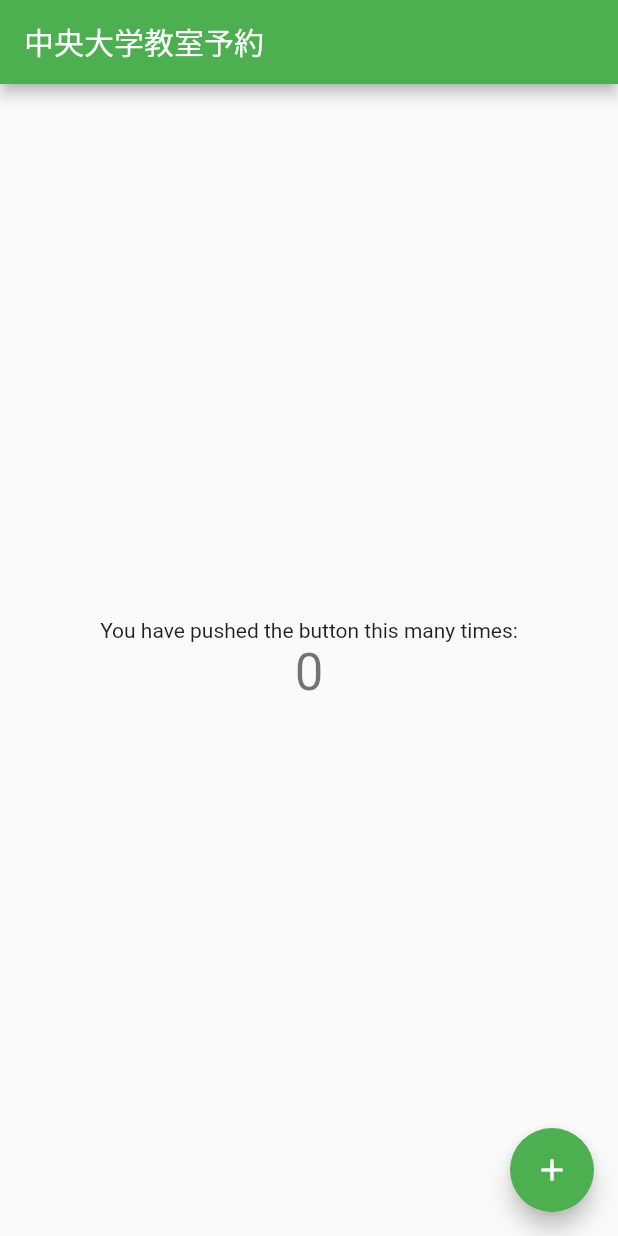
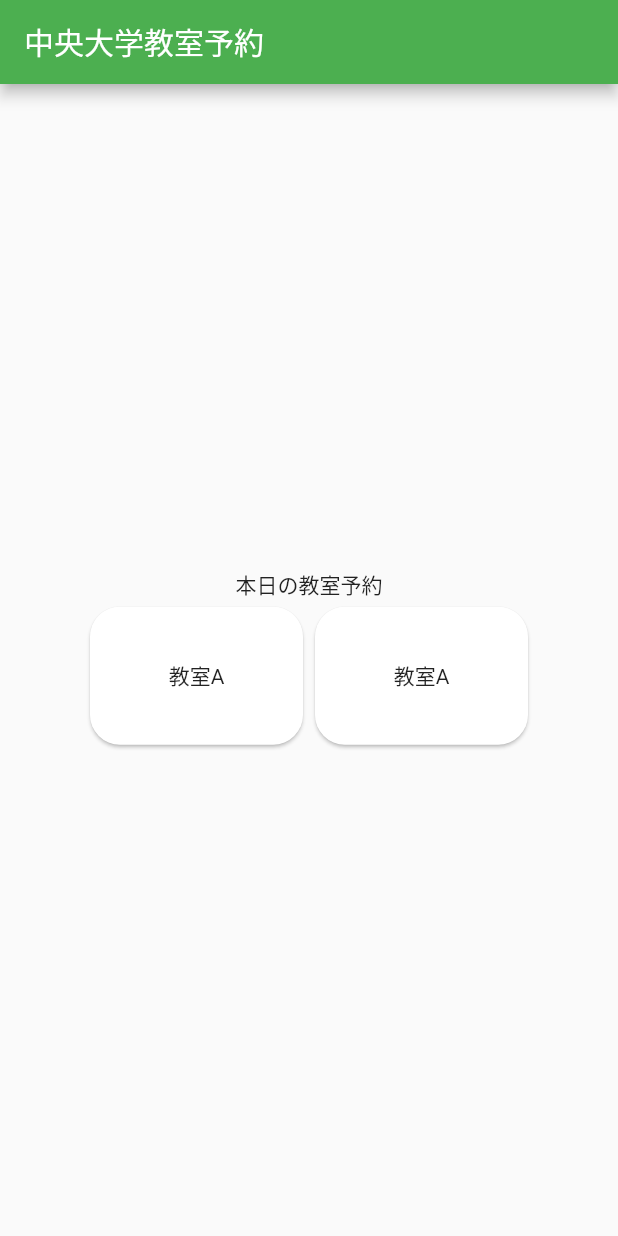
Before and after one commit to v-code-team-pioneer-inc/ccrs-mobile, a Flutter app: the screen it shows after launch, on a phone screen of 412 x 824 dp. Run offline on Flutter 3.47's test engine with Material 2 defaults, Android fonts, the phone set to English and light mode, and no system bars.

Commit message:
[ADD]横並びのカード

```diff
--- a/lib/main.dart
+++ b/lib/main.dart
@@ -30,14 +30,6 @@ class MyHomePage extends StatefulWidget {
 }
 
 class _MyHomePageState extends State<MyHomePage> {
-  int _counter = 0;
-
-  void _incrementCounter() {
-    setState(() {
-      _counter++;
-    });
-  }
-
   @override
   Widget build(BuildContext context) {
     return Scaffold(
@@ -49,20 +41,45 @@ class _MyHomePageState extends State<MyHomePage> {
           mainAxisAlignment: MainAxisAlignment.center,
           children: <Widget>[
             const Text(
-              'You have pushed the button this many times:',
+              '本日の教室予約',
             ),
-            Text(
-              '$_counter',
-              style: Theme.of(context).textTheme.headline4,
+            Row(
+              mainAxisAlignment: MainAxisAlignment.center,
+              crossAxisAlignment: CrossAxisAlignment.start,
+              children: <Widget>[
+                GestureDetector(
+                  child: SizedBox(
+                    width: 150,
+                    height: 100,
+                    child: Card(
+                      child: const Center(
+                        child: Text('教室A'),
+                      ),
+                      shape: RoundedRectangleBorder(
+                        borderRadius: BorderRadius.circular(20),
+                      ),
+                    ),
+                  ),
+                ),
+                GestureDetector(
+                  child: SizedBox(
+                    width: 150,
+                    height: 100,
+                    child: Card(
+                      child: const Center(
+                        child: Text('教室A'),
+                      ),
+                      shape: RoundedRectangleBorder(
+                        borderRadius: BorderRadius.circular(20),
+                      ),
+                    ),
+                  ),
+                ),
+              ],
             ),
           ],
         ),
       ),
-      floatingActionButton: FloatingActionButton(
-        onPressed: _incrementCounter,
-        tooltip: 'Increment',
-        child: const Icon(Icons.add),
-      ), // This trailing comma makes auto-formatting nicer for build methods.
     );
   }
 }
```
